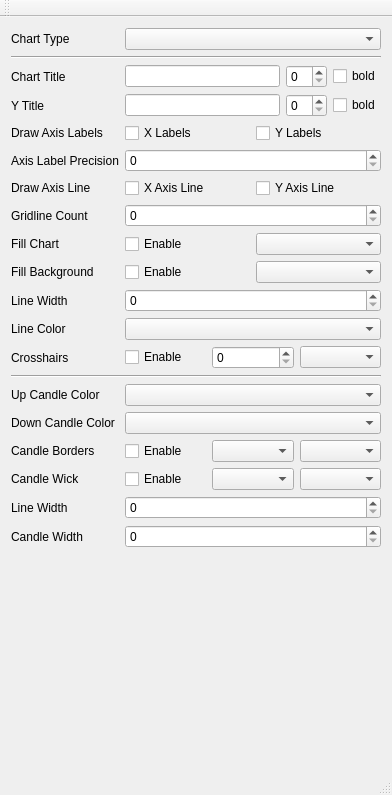
The window that chartexamples/mainwindow.ui (presstab/psscharts) describes before a commit, drawn with Qt 5.
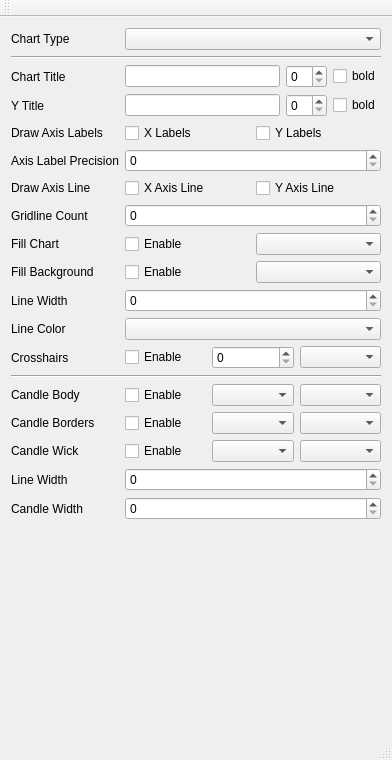
The same window after the commit.

Commit message: Candle Body Option

The edit to the form file:
```diff
--- a/chartexamples/mainwindow.ui
+++ b/chartexamples/mainwindow.ui
@@ -7,7 +7,7 @@
     <x>0</x>
     <y>0</y>
     <width>392</width>
-    <height>795</height>
+    <height>760</height>
    </rect>
   </property>
   <property name="windowTitle">
@@ -251,33 +251,37 @@
          </widget>
         </item>
         <item row="14" column="0">
-         <widget class="QLabel" name="label_25">
+         <widget class="QLabel" name="label_26">
           <property name="text">
-           <string>Up Candle Color</string>
+           <string>Candle Body</string>
           </property>
          </widget>
         </item>
         <item row="14" column="1">
-         <widget class="QComboBox" name="comboBoxUpCandleColor"/>
+         <layout class="QHBoxLayout" name="horizontalLayout_11">
+          <item>
+           <widget class="QCheckBox" name="checkBoxCandleFill">
+            <property name="text">
+             <string>Enable</string>
+            </property>
+           </widget>
+          </item>
+          <item>
+           <widget class="QComboBox" name="comboBoxUpCandleFillColor"/>
+          </item>
+          <item>
+           <widget class="QComboBox" name="comboBoxDownCandleFillColor"/>
+          </item>
+         </layout>
         </item>
         <item row="15" column="0">
-         <widget class="QLabel" name="label_26">
-          <property name="text">
-           <string>Down Candle Color</string>
-          </property>
-         </widget>
-        </item>
-        <item row="15" column="1">
-         <widget class="QComboBox" name="comboBoxDownCandleColor"/>
-        </item>
-        <item row="16" column="0">
          <widget class="QLabel" name="label_14">
           <property name="text">
            <string>Candle Borders</string>
           </property>
          </widget>
         </item>
-        <item row="16" column="1">
+        <item row="15" column="1">
          <layout class="QHBoxLayout" name="horizontalLayout_10">
           <item>
            <widget class="QCheckBox" name="checkBoxBorderColor">
@@ -294,14 +298,14 @@
           </item>
          </layout>
         </item>
-        <item row="17" column="0">
+        <item row="16" column="0">
          <widget class="QLabel" name="label_15">
           <property name="text">
            <string>Candle Wick</string>
           </property>
          </widget>
         </item>
-        <item row="17" column="1">
+        <item row="16" column="1">
          <layout class="QHBoxLayout" name="horizontalLayout_9">
           <item>
            <widget class="QCheckBox" name="checkBoxWickColor">
@@ -318,24 +322,24 @@
           </item>
          </layout>
         </item>
-        <item row="18" column="0">
+        <item row="17" column="0">
          <widget class="QLabel" name="label_18">
           <property name="text">
            <string>Line Width</string>
           </property>
          </widget>
         </item>
-        <item row="18" column="1">
+        <item row="17" column="1">
          <widget class="QSpinBox" name="spinboxCandleLineWidth"/>
         </item>
-        <item row="19" column="0">
+        <item row="18" column="0">
          <widget class="QLabel" name="label_17">
           <property name="text">
            <string>Candle Width</string>
           </property>
          </widget>
         </item>
-        <item row="19" column="1">
+        <item row="18" column="1">
          <widget class="QSpinBox" name="spinboxCandleWidth"/>
         </item>
        </layout>
```
The commit also changes 3 other files.
